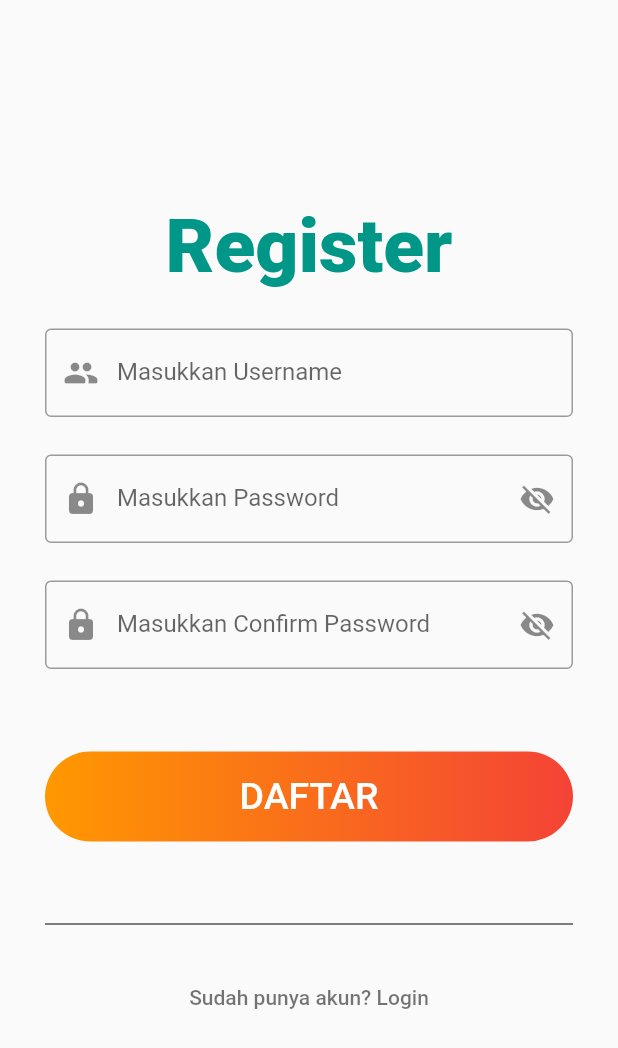
After one commit to kowells/Projectakhir-TPM, a Flutter app: the screen it shows after launch, after a tap on "Register", on a phone screen of 412 x 824 dp. The commit adds this screen. Shown: the top 1048 px of the screen. Run offline on Flutter 3.47's test engine with Material 2 defaults, Android fonts, the phone set to English and light mode, and no system bars; our stand-ins replace google_fonts, hive, hive_flutter, shared_preferences; accounts and stored records are empty; network calls fail.

Commit message:
login oke

```diff
--- a/lib/views/login_page.dart
+++ b/lib/views/login_page.dart
@@ -1,9 +1,14 @@
+import 'dart:convert';
+
 import 'package:flutter/material.dart';
 import 'package:flutter/widgets.dart';
 import 'package:grafimedia/data/shared_pref.dart';
 import 'package:grafimedia/views/book_search_view.dart';
 import 'package:grafimedia/views/home.dart';
-import 'package:grafimedia/menu_page.dart';
+import 'package:grafimedia/menu.dart';
+import 'package:grafimedia/views/registerpage.dart';
+import 'package:http/http.dart' as http;
+import 'package:grafimedia/menu.dart';
 
 class LoginPage extends StatefulWidget {
   const LoginPage({Key? key}) : super(key: key);
@@ -13,8 +18,8 @@ class LoginPage extends StatefulWidget {
 }
 
 class _LoginPageState extends State<LoginPage> {
-  final username_controller = TextEditingController();
-  final password_controller = TextEditingController();
+  var Username_controller = TextEditingController();
+  var Password_controller = TextEditingController();
 
   @override
   void initState() {
@@ -28,8 +33,8 @@ class _LoginPageState extends State<LoginPage> {
         Navigator.pushReplacement(
             context,
             MaterialPageRoute(
-                builder: (context) => MyHomePage(
-                      title: 'Anda Sudah Login',
+                builder: (context) => MainPage(
+                      title: '',
                     )));
       }
     });
@@ -48,11 +53,13 @@ class _LoginPageState extends State<LoginPage> {
             children: [
               _createImage(),
               SizedBox(height: 32),
-              _formSection(username_controller, 'Username'),
+              _formSection(Username_controller, 'Username'),
               SizedBox(height: 16),
-              _formSection(password_controller, 'Password'),
+              _formSection(Password_controller, 'Password'),
               SizedBox(height: 24),
               _buttonSubmit(),
+              SizedBox(height: 30),
+              _buttonRegister()
             ],
           ),
         ),
@@ -66,9 +73,9 @@ class _LoginPageState extends State<LoginPage> {
     );
   }
 
-  Widget _formSection(dynamic text_controller, String label) {
+  Widget _formSection(dynamic textController, String label) {
     return TextFormField(
-      controller: text_controller,
+      controller: textController,
       decoration: InputDecoration(
         border: OutlineInputBorder(),
         labelText: label,
@@ -76,9 +83,9 @@ class _LoginPageState extends State<LoginPage> {
     );
   }
 
-  Widget _formSectionPass(dynamic text_controller, String label) {
+  Widget _formSectionPass(dynamic textController, String label) {
     return TextField(
-      controller: text_controller,
+      controller: textController,
       obscureText: true,
       decoration: InputDecoration(
         border: OutlineInputBorder(borderRadius: BorderRadius.circular(10.0)),
@@ -97,17 +104,68 @@ class _LoginPageState extends State<LoginPage> {
     );
   }
 
+  Widget _buttonRegister() {
+    return Container(
+      width: MediaQuery.of(context).size.width,
+      child: ElevatedButton(
+        onPressed: () {
+          Navigator.push(
+              context, MaterialPageRoute(builder: (context) => RegisterPage()));
+        },
+        child: Text("Register"),
+      ),
+    );
+  }
+
   void _loginProcess() {
-    String username = username_controller.text;
-    String password = password_controller.text;
-    if (username.isNotEmpty || password.isNotEmpty) {
+    String username = Username_controller.text;
+    String password = Password_controller.text;
+    if (Username_controller.text != "" && Password_controller.text != "") {
       SharedPref().setLogin(username);
-      Navigator.pushReplacement(
-          context,
-          MaterialPageRoute(
-              builder: (context) => MainPage(
-                    title: ' ',
-                  )));
+      _onLogin();
+    } else {
+      SnackBar snackBar = SnackBar(
+        content: Text("Tidak Boleh Ada Yang Kosong"),
+        backgroundColor: Colors.redAccent,
+      );
+      ScaffoldMessenger.of(context).showSnackBar(snackBar);
+    }
+  }
+
+  void _onLogin() async {
+    final response = await http.post(
+        Uri.parse("http://192.168.1.21/login_books/users/login.php"),
+        headers: {
+          "Access-Control-Allow-Origin": "*",
+          "Access-Control-Allow-Methods": "GET,PUT,PATCH,POST,DELETE",
+          "Access-Control-Allow-Headers": "Access-Control-Allow-Origin, Accept"
+        },
+        body: {
+          "uname": Username_controller.text,
+          "pass": Password_controller.text
+        });
+    final data = jsonDecode(response.body);
+    int value = data['value'];
+    String pesan = data['message'];
+    String uname = data['uname'];
+    String pass = data['pass'];
+    print(Username_controller.text);
+
+    if (value == 1) {
+      setState(() {
+        _checkLoginStatus();
+      });
+      SnackBar snackBar = SnackBar(
+        content: Text(pesan),
+        backgroundColor: Colors.greenAccent,
+      );
+      ScaffoldMessenger.of(context).showSnackBar(snackBar);
+    } else {
+      SnackBar snackBar = SnackBar(
+        content: Text(pesan),
+        backgroundColor: Colors.redAccent,
+      );
+      ScaffoldMessenger.of(context).showSnackBar(snackBar);
     }
   }
 }
--- /dev/null
+++ b/lib/views/registerpage.dart
@@ -0,0 +1,245 @@
+import 'package:flutter/material.dart';
+import 'package:grafimedia/views/login_page.dart';
+import 'dart:convert';
+import 'package:http/http.dart' as http;
+
+class RegisterPage extends StatefulWidget {
+  const RegisterPage({super.key});
+
+  @override
+  State<RegisterPage> createState() => _RegisterPageState();
+}
+
+class _RegisterPageState extends State<RegisterPage> {
+  final _formKey = GlobalKey<FormState>();
+  bool _showPassword = false;
+  var Username = TextEditingController();
+  var Password = TextEditingController();
+  var CPassword = TextEditingController();
+
+  @override
+  void initState() {
+    super.initState();
+    _showPassword = false;
+  }
+
+  @override
+  Widget build(BuildContext context) {
+    return Scaffold(
+      body: Padding(
+        padding: const EdgeInsets.all(30),
+        child: Center(
+          child: SingleChildScrollView(
+            child: Column(
+              children: [
+                const Text(
+                  "Register",
+                  style: TextStyle(
+                    fontSize: 50,
+                    fontWeight: FontWeight.w900,
+                    color: Colors.teal,
+                  ),
+                ),
+                const SizedBox(
+                  height: 25,
+                ),
+                TextFormField(
+                  controller: Username,
+                  keyboardType: TextInputType.text,
+                  decoration: const InputDecoration(
+                    labelText: "Masukkan Username",
+                    border: OutlineInputBorder(),
+                    prefixIcon: Icon(Icons.people_rounded),
+                  ),
+                  validator: (value) {
+                    if (value == null || value.isEmpty) {
+                      return 'Username Wajib Diisi';
+                    }
+                    return null;
+                  },
+                ),
+                const SizedBox(
+                  height: 25,
+                ),
+                TextFormField(
+                  controller: Password,
+                  keyboardType: TextInputType.visiblePassword,
+                  obscureText: !_showPassword,
+                  decoration: InputDecoration(
+                    labelText: "Masukkan Password",
+                    border: OutlineInputBorder(),
+                    prefixIcon: Icon(Icons.lock),
+                    suffixIcon: IconButton(
+                      onPressed: () {
+                        setState(() {
+                          _showPassword = !_showPassword;
+                        });
+                      },
+                      icon: Icon(_showPassword
+                          ? Icons.visibility
+                          : Icons.visibility_off),
+                    ),
+                  ),
+                  validator: (value) {
+                    if (value == null || value.isEmpty) {
+                      return 'Password Wajib Diisi';
+                    }
+                    return null;
+                  },
+                ),
+                const SizedBox(
+                  height: 25,
+                ),
+                TextFormField(
+                  controller: CPassword,
+                  keyboardType: TextInputType.visiblePassword,
+                  obscureText: !_showPassword,
+                  decoration: InputDecoration(
+                    labelText: "Masukkan Confirm Password",
+                    border: OutlineInputBorder(),
+                    prefixIcon: Icon(Icons.lock),
+                    suffixIcon: IconButton(
+                      onPressed: () {
+                        setState(() {
+                          _showPassword = !_showPassword;
+                        });
+                      },
+                      icon: Icon(_showPassword
+                          ? Icons.visibility
+                          : Icons.visibility_off),
+                    ),
+                  ),
+                  validator: (value) {
+                    if (value == null || value.isEmpty) {
+                      return 'Konfirmasi Password Wajib Diisi';
+                    }
+                    return null;
+                  },
+                ),
+                const SizedBox(
+                  height: 25,
+                ),
+                const SizedBox(
+                  height: 5,
+                ),
+                const SizedBox(
+                  height: 25,
+                ),
+                Container(
+                  height: 60,
+                  width: double.infinity,
+                  decoration: BoxDecoration(
+                    borderRadius: BorderRadius.circular(100),
+                    gradient: const LinearGradient(
+                        colors: [Colors.orange, Colors.red]),
+                  ),
+                  child: MaterialButton(
+                    onPressed: () {
+                      print(Username.text);
+                      if (Username.text != "" &&
+                          Password.text != "" &&
+                          CPassword.text != "") {
+                        if (Password.text != CPassword.text) {
+                          SnackBar snackBar = SnackBar(
+                            content: Text(
+                                "Password dan Konfirmasi Password harus sama !"),
+                            backgroundColor: Colors.redAccent,
+                          );
+                          ScaffoldMessenger.of(context).showSnackBar(snackBar);
+                        } else {
+                          _onRegister();
+                        }
+                      } else {
+                        SnackBar snackBar = SnackBar(
+                          content: Text("Tidak Boleh Ada Yang Kosong"),
+                          backgroundColor: Colors.redAccent,
+                        );
+                        ScaffoldMessenger.of(context).showSnackBar(snackBar);
+                      }
+                    },
+                    child: const Text(
+                      "DAFTAR",
+                      style: TextStyle(
+                        fontSize: 25,
+                        color: Colors.white,
+                      ),
+                    ),
+                  ),
+                ),
+                const SizedBox(
+                  height: 30,
+                ),
+                // const Icon(Icons.fingerprint , size: 60, color: Colors.teal,),
+                const SizedBox(
+                  height: 10,
+                ),
+                const Divider(
+                  height: 30,
+                  color: Colors.black,
+                ),
+                const SizedBox(
+                  height: 10,
+                ),
+                TextButton(
+                    onPressed: () {
+                      Navigator.of(context).pushReplacement(
+                        MaterialPageRoute(builder: (context) {
+                          return LoginPage();
+                        }),
+                      );
+                    },
+                    child: Text(
+                      "Sudah punya akun? Login",
+                      style: TextStyle(color: Colors.black54),
+                    ))
+              ],
+            ),
+          ),
+        ),
+      ),
+    );
+  }
+
+  void _onRegister() async {
+    final response = await http.post(
+        Uri.parse("http://192.168.1.21/login_books/users/register.php"),
+        headers: {
+          "Access-Control-Allow-Origin": "*",
+          "Access-Control-Allow-Methods": "GET,PUT,PATCH,POST,DELETE",
+          "Access-Control-Allow-Headers": "Access-Control-Allow-Origin, Accept"
+        },
+        body: {
+          "uname": Username.text,
+          "pass": Password.text
+        });
+    final data = jsonDecode(response.body);
+    int value = data['value'];
+    String pesan = data['message'];
+    print(Username.text);
+    if (value == 1) {
+      setState(() {
+        Navigator.pop(context);
+      });
+    } else if (value == 0) {
+      SnackBar snackBar = SnackBar(
+        content: Text(pesan),
+        backgroundColor: Color.fromARGB(255, 0, 0, 0),
+      );
+      ScaffoldMessenger.of(context).showSnackBar(snackBar);
+    } else {
+      SnackBar snackBar = SnackBar(
+        content: Text(pesan),
+        backgroundColor: Colors.redAccent,
+      );
+      ScaffoldMessenger.of(context).showSnackBar(snackBar);
+    }
+  }
+
+  // void _check() {
+  //   final form = _formKey.currentState!;
+  //   if (form.validate()) {
+  //     form.save();
+  //     _onRegister();
+  //   }
+  // }
+}
```
Also changed, not shown: lib/menu.dart (renamed from lib/menu_page.dart, +0 -17 lines), lib/views/kesanpesan.dart (deleted, +0 -14 lines), lib/views/profile.dart (+10 -0 lines).
